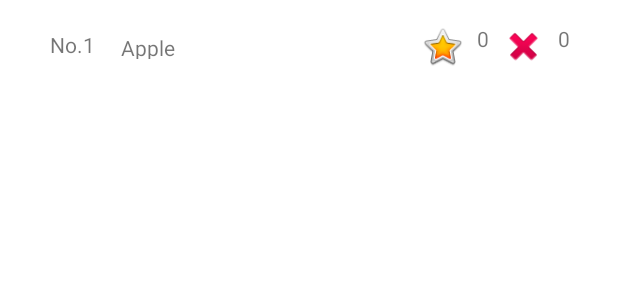
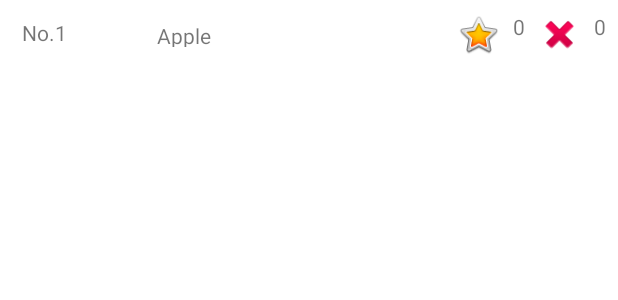
Before and after one commit to bang400/MyFlashcard_for_SQLite, an Android app: the layout word_item.xml on its own in the app's theme, with its tools: preview values and no code run, on a phone screen of 412 x 824 dp. Shown: the top 300 px of the screen. Run offline under Robolectric (Android 15) with nearby library versions, the phone set to English and light mode, and no system bars.

Commit message:
レッスン画面を作成

```diff
--- a/app/src/main/java/com/yamato/myflashcard_for_sqlite/MainFragment.kt
+++ b/app/src/main/java/com/yamato/myflashcard_for_sqlite/MainFragment.kt
@@ -26,6 +26,10 @@ class MainFragment:Fragment(R.layout.main_fragment) {
         binding.buttonListMain.setOnClickListener {
             findNavController().navigate(R.id.action_mainFragment_to_wordListFragment)
         }
+
+        binding.buttonLessonMain.setOnClickListener {
+            findNavController().navigate(R.id.action_mainFragment_to_wordLessonFragment)
+        }
     }
 
     override fun onDestroyView() {
--- a/app/src/main/java/com/yamato/myflashcard_for_sqlite/page/create/WordAddFragment.kt
+++ b/app/src/main/java/com/yamato/myflashcard_for_sqlite/page/create/WordAddFragment.kt
@@ -14,13 +14,8 @@ import dagger.hilt.android.AndroidEntryPoint
 @AndroidEntryPoint
 class WordAddFragment:Fragment(R.layout.word_add_fragment) {
     private val vm: WordAddViewModel by viewModels()
-
     private var _binding: WordAddFragmentBinding? = null
     private val binding: WordAddFragmentBinding get() = _binding!!
-
-    override fun onCreate(savedInstanceState: Bundle?) {
-        super.onCreate(savedInstanceState)
-    }
 
     override fun onViewCreated(view: View, savedInstanceState: Bundle?) {
         super.onViewCreated(view, savedInstanceState)
--- a/app/src/main/java/com/yamato/myflashcard_for_sqlite/page/list/WordListFragment.kt
+++ b/app/src/main/java/com/yamato/myflashcard_for_sqlite/page/list/WordListFragment.kt
@@ -1,7 +1,9 @@
 package com.yamato.myflashcard_for_sqlite.page.list
 
 import android.os.Bundle
+import android.view.KeyEvent
 import android.view.View
+import androidx.appcompat.app.AppCompatActivity
 import androidx.fragment.app.Fragment
 import androidx.fragment.app.viewModels
 import androidx.navigation.fragment.findNavController
@@ -20,6 +22,9 @@ class WordListFragment:Fragment(R.layout.word_list_fragment) {
 
     override fun onViewCreated(view: View, savedInstanceState: Bundle?) {
         super.onViewCreated(view, savedInstanceState)
+        //タイトルバーの設定
+//        (activity as AppCompatActivity).supportActionBar?.title = "単語リスト"
+//        (activity as AppCompatActivity).supportActionBar?.setDisplayHomeAsUpEnabled(true)
         this._binding = WordListFragmentBinding.bind(view)
 
         val adapter = WordAdapter{
@@ -40,4 +45,5 @@ class WordListFragment:Fragment(R.layout.word_list_fragment) {
         super.onDestroyView()
         this._binding = null
     }
+
 }
--- a/app/src/main/java/com/yamato/myflashcard_for_sqlite/repository/WordRepository.kt
+++ b/app/src/main/java/com/yamato/myflashcard_for_sqlite/repository/WordRepository.kt
@@ -7,6 +7,8 @@ interface WordRepository {
     // 非同期で処理したいのでsuspendとする
     suspend fun create(word:String,commentary: String)
 
+    suspend fun updateJudgement(word:Word,right: Int, wrong: Int) :Word
+
     //全件取得のメソッド
     fun getAll(): Flow<List<Word>>
 }
--- a/app/src/main/res/layout/activity_main.xml
+++ b/app/src/main/res/layout/activity_main.xml
@@ -9,8 +9,8 @@
     <androidx.fragment.app.FragmentContainerView
         android:id="@+id/fragmentContainerView"
         android:name="androidx.navigation.fragment.NavHostFragment"
-        android:layout_width="409dp"
-        android:layout_height="729dp"
+        android:layout_width="0dp"
+        android:layout_height="0dp"
         app:defaultNavHost="true"
         app:layout_constraintBottom_toBottomOf="parent"
         app:layout_constraintEnd_toEndOf="parent"
--- a/app/src/main/res/layout/main_fragment.xml
+++ b/app/src/main/res/layout/main_fragment.xml
@@ -50,13 +50,13 @@
         app:layout_constraintTop_toBottomOf="@+id/button_addword_main" />
 
     <Button
-        android:id="@+id/button3"
+        android:id="@+id/button_lesson_main"
         android:layout_width="0dp"
         android:layout_height="wrap_content"
         android:layout_marginStart="8dp"
         android:layout_marginTop="24dp"
         android:layout_marginEnd="8dp"
-        android:text="レッスン開始"
+        android:text="レッスン"
         app:layout_constraintEnd_toEndOf="parent"
         app:layout_constraintHorizontal_bias="0.0"
         app:layout_constraintStart_toStartOf="parent"
--- a/app/src/main/res/layout/word_detail_fragment.xml
+++ b/app/src/main/res/layout/word_detail_fragment.xml
@@ -9,7 +9,7 @@
         android:id="@+id/textView_word_word_detail"
         android:layout_width="wrap_content"
         android:layout_height="wrap_content"
-        android:layout_marginTop="200dp"
+        android:layout_marginTop="100dp"
         android:text="TextView"
         android:textSize="34sp"
         app:layout_constraintBottom_toTopOf="@+id/linearLayout"
@@ -23,7 +23,6 @@
         android:id="@+id/linearLayout"
         android:layout_width="411dp"
         android:layout_height="88dp"
-        android:layout_marginBottom="54dp"
         android:orientation="horizontal"
         app:layout_constraintBottom_toBottomOf="parent"
         app:layout_constraintEnd_toEndOf="parent"
--- a/app/src/main/res/layout/word_item.xml
+++ b/app/src/main/res/layout/word_item.xml
@@ -9,23 +9,23 @@
         android:id="@+id/imageView"
         android:layout_width="30dp"
         android:layout_height="30dp"
-        android:layout_marginTop="16dp"
+        android:layout_marginTop="8dp"
         android:layout_marginEnd="8dp"
-        android:layout_marginBottom="16dp"
+        android:layout_marginBottom="8dp"
         app:layout_constraintBottom_toBottomOf="parent"
-        app:layout_constraintEnd_toStartOf="@+id/textView3"
+        app:layout_constraintEnd_toStartOf="@+id/textView_right_word_item"
         app:layout_constraintTop_toTopOf="parent"
         app:layout_constraintVertical_bias="0.476"
         app:srcCompat="@android:drawable/btn_star_big_on"
         tools:srcCompat="@android:drawable/btn_star_big_on" />
 
     <TextView
-        android:id="@+id/textView2"
+        android:id="@+id/textView_wrong_word_item"
         android:layout_width="wrap_content"
         android:layout_height="wrap_content"
-        android:layout_marginTop="16dp"
-        android:layout_marginEnd="32dp"
-        android:layout_marginBottom="16dp"
+        android:layout_marginTop="8dp"
+        android:layout_marginEnd="8dp"
+        android:layout_marginBottom="8dp"
         android:text="0"
         app:layout_constraintBottom_toBottomOf="parent"
         app:layout_constraintEnd_toEndOf="parent"
@@ -36,39 +36,39 @@
         android:id="@+id/imageView3"
         android:layout_width="30dp"
         android:layout_height="30dp"
-        android:layout_marginTop="16dp"
+        android:layout_marginTop="8dp"
         android:layout_marginEnd="8dp"
-        android:layout_marginBottom="16dp"
+        android:layout_marginBottom="8dp"
         app:layout_constraintBottom_toBottomOf="parent"
-        app:layout_constraintEnd_toStartOf="@+id/textView2"
+        app:layout_constraintEnd_toStartOf="@+id/textView_wrong_word_item"
         app:layout_constraintTop_toTopOf="parent"
         app:layout_constraintVertical_bias="0.476"
         app:srcCompat="@android:drawable/ic_delete"
         tools:srcCompat="@android:drawable/ic_delete" />
 
     <TextView
-        android:id="@+id/textview_wordNum_word_list"
+        android:id="@+id/textview_wordNum_word_item"
         android:layout_width="wrap_content"
         android:layout_height="wrap_content"
-        android:layout_marginStart="32dp"
-        android:layout_marginTop="16dp"
+        android:layout_marginStart="8dp"
+        android:layout_marginTop="8dp"
         android:layout_marginEnd="8dp"
-        android:layout_marginBottom="16dp"
+        android:layout_marginBottom="8dp"
         android:text="No.1"
         app:layout_constraintBottom_toBottomOf="parent"
-        app:layout_constraintEnd_toStartOf="@+id/textView_word_word_list"
+        app:layout_constraintEnd_toStartOf="@+id/textView_word_word_item"
         app:layout_constraintHorizontal_bias="0.111"
         app:layout_constraintStart_toStartOf="parent"
         app:layout_constraintTop_toTopOf="parent"
         app:layout_constraintVertical_bias="0.363" />
 
     <TextView
-        android:id="@+id/textView_word_word_list"
+        android:id="@+id/textView_word_word_item"
         android:layout_width="191dp"
         android:layout_height="17dp"
-        android:layout_marginTop="16dp"
+        android:layout_marginTop="8dp"
         android:layout_marginEnd="8dp"
-        android:layout_marginBottom="16dp"
+        android:layout_marginBottom="8dp"
         android:text="Apple"
         app:layout_constraintBottom_toBottomOf="parent"
         app:layout_constraintEnd_toStartOf="@+id/imageView"
@@ -76,12 +76,12 @@
         app:layout_constraintVertical_bias="0.461" />
 
     <TextView
-        android:id="@+id/textView3"
+        android:id="@+id/textView_right_word_item"
         android:layout_width="wrap_content"
         android:layout_height="wrap_content"
-        android:layout_marginTop="16dp"
+        android:layout_marginTop="8dp"
         android:layout_marginEnd="8dp"
-        android:layout_marginBottom="16dp"
+        android:layout_marginBottom="8dp"
         android:text="0"
         app:layout_constraintBottom_toBottomOf="parent"
         app:layout_constraintEnd_toStartOf="@+id/imageView3"
--- a/app/src/main/res/layout/word_list_fragment.xml
+++ b/app/src/main/res/layout/word_list_fragment.xml
@@ -7,9 +7,8 @@
 
     <androidx.recyclerview.widget.RecyclerView
         android:id="@+id/recyclerview_word_list"
-        android:layout_width="409dp"
-        android:layout_height="729dp"
-        android:layout_marginTop="100dp"
+        android:layout_width="0dp"
+        android:layout_height="0dp"
         app:layoutManager="androidx.recyclerview.widget.LinearLayoutManager"
         app:layout_constraintBottom_toBottomOf="parent"
         app:layout_constraintEnd_toEndOf="parent"
```
Also changed, not shown: app/src/main/java/com/yamato/myflashcard_for_sqlite/WordAdapter.kt (+9 -3 lines), app/src/main/java/com/yamato/myflashcard_for_sqlite/page/detail/WordDetailFragment.kt (+68 -1 lines), app/src/main/java/com/yamato/myflashcard_for_sqlite/page/detail/WordDetailModel.kt (+27 -1 lines), app/src/main/java/com/yamato/myflashcard_for_sqlite/page/lesson/WordLessonFragment.kt (added, +33 -0 lines), app/src/main/java/com/yamato/myflashcard_for_sqlite/repository/WordRepositoryImpl.kt (+16 -0 lines), app/src/main/res/layout/word_lesson_fragment.xml (added, +79 -0 lines), app/src/main/res/navigation/nav_main.xml (+13 -0 lines).
